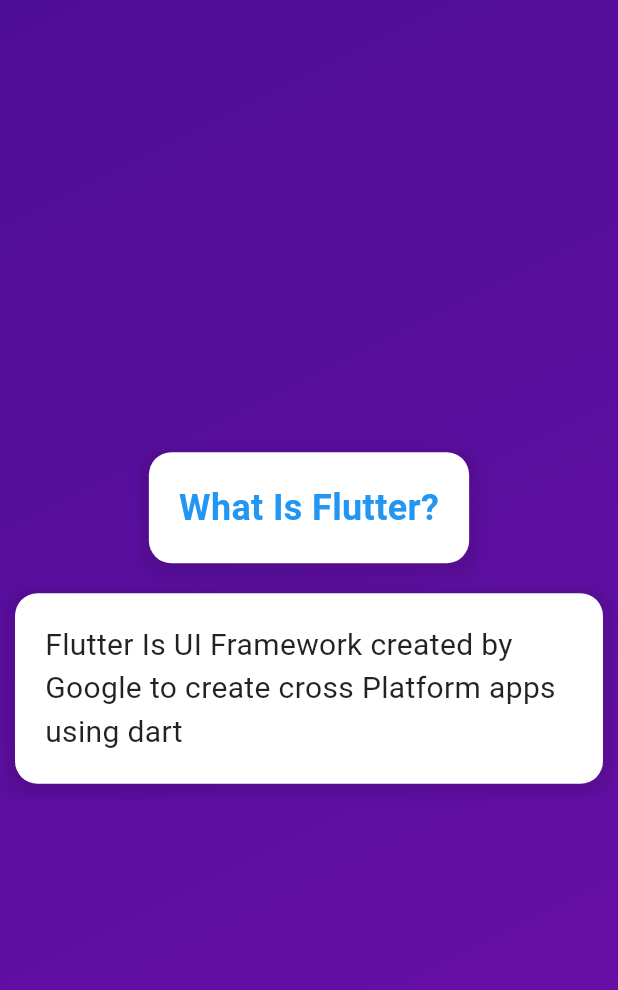
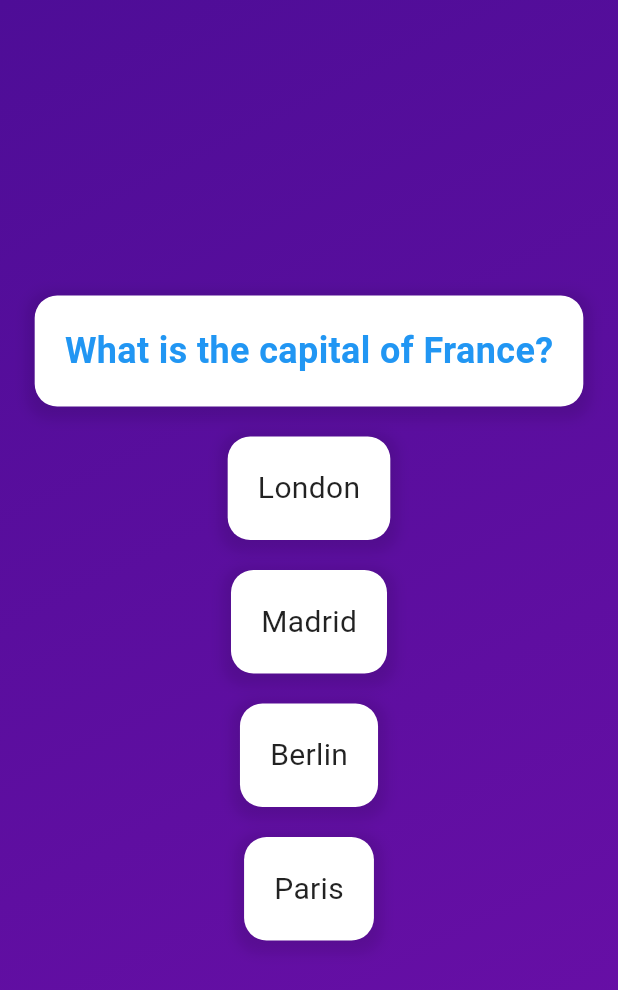
Before and after one commit to felexkuria/academind_quiz, a Flutter app: the screen it shows after launch, after a tap on "Start Quiz", on a phone screen of 412 x 824 dp. Shown: the top 990 px of the screen. Run offline on Flutter 3.47's test engine with Material 3 defaults, Android fonts, the phone set to English and light mode, and no system bars.

Commit message:
added Question and Answerwidgets

```diff
--- /dev/null
+++ b/lib/Data/data.dart
@@ -0,0 +1,54 @@
+import 'package:academind_quiz/models/question_model.dart';
+
+List<Question> questions = [
+  const Question(
+    questionText: 'What is the capital of France?',
+    answers: ['Paris', 'London', 'Berlin', 'Madrid'],
+    questionExplanation: 'Paris is the capital and largest city of France.',
+  ),
+  const Question(
+    questionText: 'What is the capital of Germany?',
+    answers: ['Berlin', 'Paris', 'London', 'Madrid'],
+    questionExplanation: 'Berlin is the capital and largest city of Germany.',
+  ),
+  const Question(
+    questionText: 'What is the capital of Spain?',
+    answers: ['Madrid', 'Paris', 'London', 'Berlin'],
+    questionExplanation: 'Madrid is the capital and largest city of Spain.',
+  ),
+  const Question(
+    questionText: 'What is the capital of Italy?',
+    answers: ['Rome', 'Paris', 'London', 'Madrid'],
+    questionExplanation: 'Rome is the capital and largest city of Italy.',
+  ),
+  const Question(
+    questionText: 'What is the capital of Portugal?',
+    answers: ['Lisbon', 'Paris', 'Berlin', 'Madrid'],
+    questionExplanation: 'Lisbon is the capital and largest city of Portugal.',
+  ),
+  const Question(
+    questionText: 'What is the capital of Switzerland?',
+    answers: ['Bern', 'London', 'Berlin', 'Madrid'],
+    questionExplanation: 'Bern is the capital city of Switzerland.',
+  ),
+  const Question(
+    questionText: 'What is the capital of Austria?',
+    answers: ['Vienna', 'Paris', 'Berlin', 'Madrid'],
+    questionExplanation: 'Vienna is the capital and largest city of Austria.',
+  ),
+  const Question(
+    questionText: 'What is the capital of Netherlands?',
+    answers: ['Amsterdam', 'London', 'Berlin', 'Madrid'],
+    questionExplanation: 'Amsterdam is the capital city of Netherlands.',
+  ),
+  const Question(
+    questionText: 'What is the capital of Greece?',
+    answers: ['Athens', 'Paris', 'London', 'Madrid'],
+    questionExplanation: 'Athens is the capital and largest city of Greece.',
+  ),
+  const Question(
+    questionText: 'What is the capital of Turkey?',
+    answers: ['Ankara', 'Paris', 'Berlin', 'Madrid'],
+    questionExplanation: 'Ankara is the capital city of Turkey.',
+  ),
+];
--- a/lib/main.dart
+++ b/lib/main.dart
@@ -1,4 +1,4 @@
-import 'package:academind_quiz/screen/Quiz.dart';
+import 'package:academind_quiz/screen/quiz_screen.dart';
 import 'package:flutter/material.dart';
 
 void main() {
--- /dev/null
+++ b/lib/models/answer.dart
@@ -0,0 +1,6 @@
+class Answer {
+  final List<String> answerText;
+  final bool isCorrect;
+
+  Answer(this.answerText, this.isCorrect);
+}
--- /dev/null
+++ b/lib/models/question_model.dart
@@ -0,0 +1,17 @@
+class Question {
+  final String questionText;
+
+  final String questionExplanation;
+  final List<String> answers;
+
+  const Question({
+    required this.questionText,
+    required this.answers,
+    required this.questionExplanation,
+  });
+  List<String> getShuffledAnswers() {
+    final shuffledList = List.of(answers);
+    shuffledList.shuffle();
+    return shuffledList;
+  }
+}
--- a/lib/screen/question_screen.dart
+++ b/lib/screen/question_screen.dart
@@ -1,60 +1,51 @@
+import 'package:academind_quiz/Data/data.dart';
+import 'package:academind_quiz/models/question_model.dart';
+import 'package:academind_quiz/widgets/answer_widget.dart';
+import 'package:academind_quiz/widgets/question_widget.dart';
 import 'package:flutter/material.dart';
 
-class QuestionScreen extends StatelessWidget {
-  const QuestionScreen({super.key});
+class QuestionScreen extends StatefulWidget {
+  const QuestionScreen({
+    super.key,
+  });
+
+  @override
+  State<QuestionScreen> createState() => _QuestionScreenState();
+}
+
+class _QuestionScreenState extends State<QuestionScreen> {
+  final List<Question> qauestions = questions;
+  var selectedIndex = 0;
+
+  void nextQuestion() {
+    setState(() {
+      selectedIndex++;
+    });
+  }
+
+  void restartQuiz() {
+    setState(() {
+      selectedIndex = 0;
+      qauestions.shuffle();
+    });
+  }
 
   @override
   Widget build(BuildContext context) {
+    var currentQuestion = qauestions[selectedIndex];
     return Column(
       mainAxisAlignment: MainAxisAlignment.center,
+      mainAxisSize: MainAxisSize.min,
       children: [
-        Container(
-          padding: const EdgeInsets.all(20),
-          margin: const EdgeInsets.all(10),
-          decoration: BoxDecoration(
-            color: Colors.white,
-            borderRadius: BorderRadius.circular(15),
-            boxShadow: [
-              BoxShadow(
-                color: Colors.black.withOpacity(0.1),
-                spreadRadius: 5,
-                blurRadius: 7,
-                offset: const Offset(0, 3),
-              ),
-            ],
-          ),
-          child: const Text(
-            "What Is Flutter?",
-            style: TextStyle(
-              fontSize: 24,
-              fontWeight: FontWeight.bold,
-              color: Colors.blue,
-            ),
-          ),
+        QuestionWidget(
+          question: currentQuestion.questionText,
         ),
-        Container(
-          padding: const EdgeInsets.all(20),
-          margin: const EdgeInsets.all(10),
-          decoration: BoxDecoration(
-            color: Colors.white,
-            borderRadius: BorderRadius.circular(15),
-            boxShadow: [
-              BoxShadow(
-                color: Colors.black.withOpacity(0.1),
-                spreadRadius: 5,
-                blurRadius: 7,
-                offset: const Offset(0, 3),
-              ),
-            ],
-          ),
-          child: const Text(
-            "Flutter Is UI Framework created by Google to create cross Platform apps using dart ",
-            style: TextStyle(
-              fontSize: 20,
-              color: Colors.black87,
-            ),
-          ),
-        ),
+        ...currentQuestion.getShuffledAnswers().map((question) => AnswerWidget(
+              answer: question,
+              onPressed: () {
+                nextQuestion();
+              },
+            ))
       ],
     );
   }
--- a/lib/screen/Quiz.dart
+++ b/lib/screen/quiz_screen.dart
@@ -1,3 +1,5 @@
+import 'package:academind_quiz/Data/data.dart';
+import 'package:academind_quiz/models/question_model.dart';
 import 'package:academind_quiz/screen/question_screen.dart';
 import 'package:academind_quiz/screen/start_screen.dart';
 import 'package:flutter/material.dart';
@@ -14,6 +16,7 @@
   // It will be used to store and manage which screen is currently being displayed in the app
   // The Widget type means it can hold any Flutter UI component
   Widget? activeScreen;
+  final List<Question> queries = questions;
 
   // This method is called when the stateful widget is first created
   // It initializes the 'activeScreen' variable with the StartScreen widget
--- /dev/null
+++ b/lib/widgets/answer_widget.dart
@@ -0,0 +1,41 @@
+import 'package:flutter/material.dart';
+
+class AnswerWidget extends StatelessWidget {
+  const AnswerWidget({
+    super.key,
+    required this.answer,
+    required this.onPressed,
+  });
+  final String answer;
+  final VoidCallback? onPressed;
+
+  @override
+  Widget build(BuildContext context) {
+    return GestureDetector(
+      onTap: onPressed,
+      child: Container(
+        padding: const EdgeInsets.all(20),
+        margin: const EdgeInsets.all(10),
+        decoration: BoxDecoration(
+          color: Colors.white,
+          borderRadius: BorderRadius.circular(15),
+          boxShadow: [
+            BoxShadow(
+              color: Colors.black.withOpacity(0.1),
+              spreadRadius: 5,
+              blurRadius: 7,
+              offset: const Offset(0, 3),
+            ),
+          ],
+        ),
+        child: Text(
+          answer,
+          style: const TextStyle(
+            fontSize: 20,
+            color: Colors.black87,
+          ),
+        ),
+      ),
+    );
+  }
+}
--- /dev/null
+++ b/lib/widgets/question_widget.dart
@@ -0,0 +1,33 @@
+import 'package:flutter/material.dart';
+
+class QuestionWidget extends StatelessWidget {
+  const QuestionWidget({super.key, required this.question});
+  final String question;
+  @override
+  Widget build(BuildContext context) {
+    return Container(
+      padding: const EdgeInsets.all(20),
+      margin: const EdgeInsets.all(10),
+      decoration: BoxDecoration(
+        color: Colors.white,
+        borderRadius: BorderRadius.circular(15),
+        boxShadow: [
+          BoxShadow(
+            color: Colors.black.withOpacity(0.1),
+            spreadRadius: 5,
+            blurRadius: 7,
+            offset: const Offset(0, 3),
+          ),
+        ],
+      ),
+      child: Text(
+        question,
+        style: const TextStyle(
+          fontSize: 24,
+          fontWeight: FontWeight.bold,
+          color: Colors.blue,
+        ),
+      ),
+    );
+  }
+}
```
